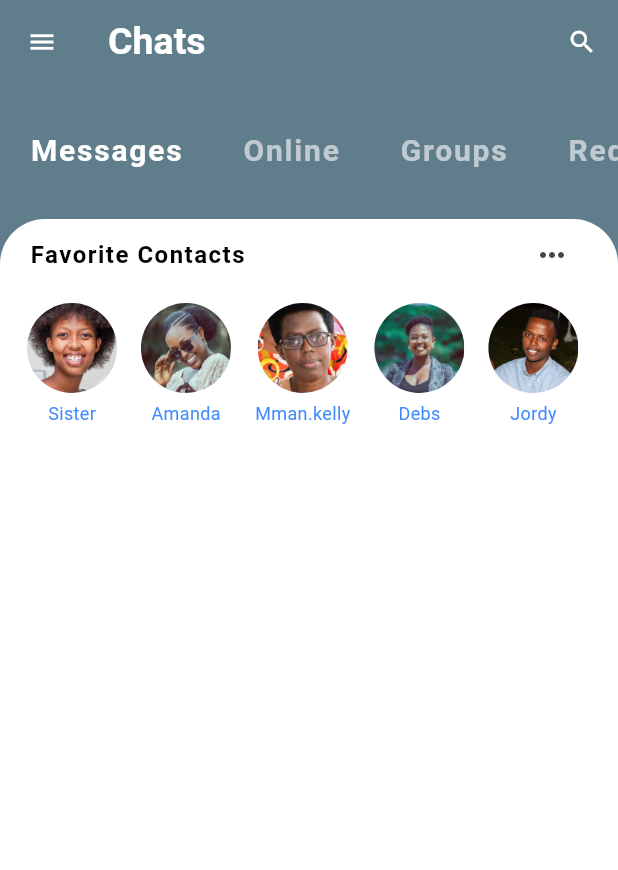
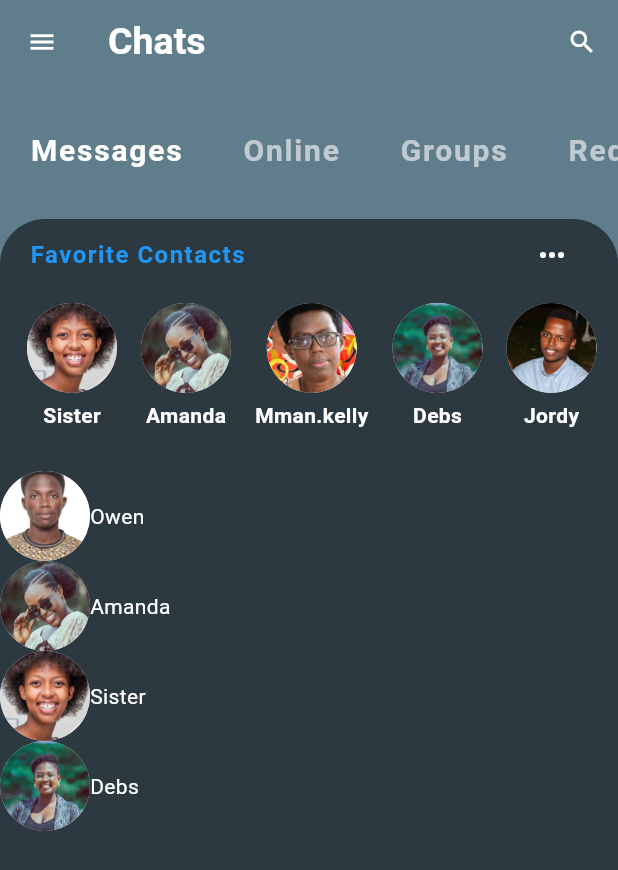
Before and after one commit to NKellyD/mobile_chat_flutter, a Flutter app: the screen it shows after launch, on a phone screen of 412 x 824 dp. Shown: the top 870 px of the screen. Run offline on Flutter 3.47's test engine with Material 3 defaults, Android fonts, the phone set to English and light mode, and no system bars; Roboto replaces fonts that are missing (Calibri).

Commit message:
adding recent chat profil

```diff
--- a/lib/screens/home_screen.dart
+++ b/lib/screens/home_screen.dart
@@ -1,6 +1,7 @@
 import 'package:flutter/cupertino.dart';
 import 'package:flutter/material.dart';
 import 'package:mobile_chat_flutter/widgets/category_selector.dart';
+import 'package:mobile_chat_flutter/widgets/recent_chats.dart';
 
 import '../widgets/favorite_contacts.dart';
 
@@ -45,15 +46,15 @@ class _HomeScreenState extends State<HomeScreen> {
           Expanded(
             child: Container(
               decoration: const BoxDecoration(
-                  color: Colors.white,
+                  color: Colors.black54,
                   borderRadius: BorderRadius.only(
                       topLeft: Radius.circular(30),
                       topRight: Radius.circular(30)),
               ),
-              child: Column(
+              child: const Column(
                 children: [
-                  const FavoriteContacts(),
-
+                  FavoriteContacts(),
+                  RecentChats()
                 ],
               ),
             ),
--- a/lib/widgets/favorite_contacts.dart
+++ b/lib/widgets/favorite_contacts.dart
@@ -26,11 +26,11 @@ class _FavoriteContactsState extends State<FavoriteContacts> {
                     fontWeight: FontWeight.bold,
                     fontSize: 16,
                     fontFamily: 'Calibri',
-                    color: Colors.black,
+                    color: Colors.blue,
                     letterSpacing: 1),
               ),
               IconButton(
-                icon: const Icon(Icons.more_horiz),
+                icon: const Icon(Icons.more_horiz,color: Colors.white,),
                 onPressed: () {},
               )
             ],
@@ -55,8 +55,9 @@ class _FavoriteContactsState extends State<FavoriteContacts> {
                       Text(
                         favorite[index].name,
                         style: const TextStyle(
-                          fontSize: 12,
-                          color: Colors.blueAccent
+                          fontSize: 14,
+                          fontWeight: FontWeight.w600,
+                          color: Colors.white
                         ),
                       )
                     ],
--- /dev/null
+++ b/lib/widgets/recent_chats.dart
@@ -0,0 +1,44 @@
+import 'package:flutter/material.dart';
+import 'package:mobile_chat_flutter/models/message.dart';
+
+class RecentChats extends StatefulWidget {
+  const RecentChats({super.key});
+
+  @override
+  State<RecentChats> createState() => _RecentChatsState();
+}
+
+class _RecentChatsState extends State<RecentChats> {
+  @override
+  Widget build(BuildContext context) {
+    return Expanded(
+        child: Container(
+          decoration: const BoxDecoration(
+            borderRadius: BorderRadius.only(
+                topLeft: Radius.circular(30),
+                topRight: Radius.circular(30)),
+          ),
+          child: ListView.builder(
+              itemCount: chats.length,
+              itemBuilder: (BuildContext content, int index){
+                final Message chat =  chats[index];
+               return Row(
+                 children: [
+                    CircleAvatar(
+                     radius: 30,
+                     backgroundImage: AssetImage(chat.sender.imageUrl),
+                   ),
+                   Text(
+                    chat.sender.name,
+                   style: const TextStyle(
+                       color: Colors.white
+                   ),
+                   ),
+                 ],
+               );
+              }
+              ),
+        )
+    );
+  }
+}
```
